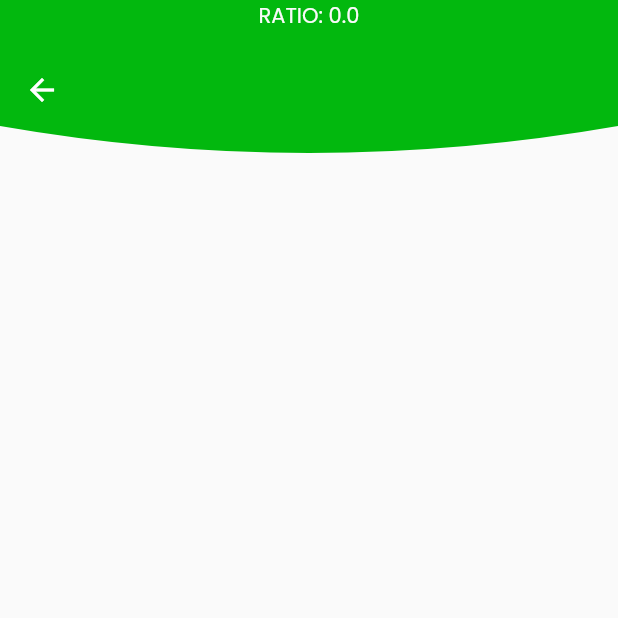
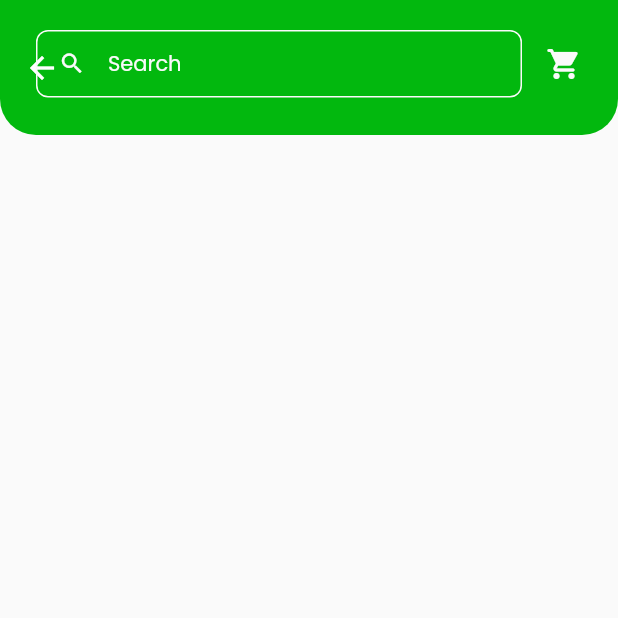
Before and after one commit to stanleymesa/segarbox_flutter, a Flutter app: the HomeView screen opened by its route, on a phone screen of 412 x 824 dp, the top half of it. Run offline on Flutter 3.47's test engine with Material 2 defaults, Android fonts, the phone set to English and light mode, and no system bars; our stand-ins replace get, google_fonts, lottie.

Commit message:
fading appbar 1.0

```diff
--- a/lib/app/modules/home/controllers/home_controller.dart
+++ b/lib/app/modules/home/controllers/home_controller.dart
@@ -1,5 +1,6 @@
 import 'package:flutter/material.dart';
 import 'package:get/get.dart';
+import 'package:segarbox_flutter/theme/theme.dart';
 import 'package:segarbox_flutter/utils/const.dart';
 
 class HomeController extends GetxController {
@@ -9,8 +10,12 @@ class HomeController extends GetxController {
   @override
   void onInit() {
     super.onInit();
+    systemBarColor(statusBarColor: green, navBarColor: defaultWhite);
     scrollC.addListener(() {
       ratio.value = scrollC.offset / (headerHeight - appBarHeight);
+      systemBarColor(
+          statusBarColor: (ratio.value <= 0.7) ? green : defaultWhite,
+          navBarColor: defaultWhite);
     });
   }
 
--- a/lib/app/modules/home/views/home_view.dart
+++ b/lib/app/modules/home/views/home_view.dart
@@ -16,40 +16,11 @@ class HomeView extends GetView<HomeController> {
             NestedScrollView(
               controller: controller.scrollC,
               headerSliverBuilder: (context, innerBoxIsScrolled) => <Widget>[
-                SliverAppBar(
-                  backgroundColor: Colors.transparent,
-                  toolbarHeight: headerHeight,
-                  flexibleSpace: FlexibleSpaceBar(
-                    background: ClipPath(
-                      clipper: Header(),
-                      child: Container(
-                        color: green,
-                      ),
-                    ),
-                  ),
-                ),
+                Header(),
               ],
               body: Container(),
             ),
-            Obx(
-              () => Container(
-                color: defaultWhite.withOpacity((controller.ratio.value <= 1.0)
-                    ? controller.ratio.value
-                    : 1.0),
-                child: Column(
-                  children: [
-                    Text(
-                      'RATIO: ${controller.ratio.value}',
-                      style: (controller.ratio.value <= 0.5)
-                          ? normalLight
-                          : normalDark,
-                    )
-                  ],
-                ),
-                height: appBarHeight,
-                width: Get.width,
-              ),
-            ),
+            MainAppBar(controller: controller),
           ],
         ),
       ),
@@ -57,19 +28,101 @@ class HomeView extends GetView<HomeController> {
   }
 }
 
-class Header extends CustomClipper<Path> {
-  @override
-  Path getClip(Size size) {
-    final Path path = Path()
-      ..lineTo(0, size.height - 36)
-      ..quadraticBezierTo(
-          size.width / 2, size.height, size.width, size.height - 36)
-      ..lineTo(size.width, 0)
-      ..close();
+class MainAppBar extends StatelessWidget {
+  const MainAppBar({
+    Key? key,
+    required this.controller,
+  }) : super(key: key);
 
-    return path;
-  }
+  final HomeController controller;
 
   @override
-  bool shouldReclip(covariant CustomClipper<Path> oldClipper) => false;
+  Widget build(BuildContext context) {
+    return Obx(
+      () => Container(
+          height: appBarHeight,
+          width: Get.width,
+          color: defaultWhite.withOpacity(
+              (controller.ratio.value <= 1.0) ? controller.ratio.value : 1.0),
+          child: Padding(
+            padding: const EdgeInsets.symmetric(horizontal: 24, vertical: 20),
+            child: Row(
+              children: [
+                Expanded(
+                  child: TextField(
+                    cursorColor:
+                        (controller.ratio.value <= 0.5) ? defaultWhite : black,
+                    style: (controller.ratio.value <= 0.5)
+                        ? normalLight
+                        : normalDark,
+                    decoration: InputDecoration(
+                      hintText: 'Search',
+                      hintStyle: (controller.ratio.value <= 0.5)
+                          ? normalLight
+                          : normalDark,
+                      prefixIcon: Icon(
+                        Icons.search,
+                        size: 18,
+                        color: (controller.ratio.value <= 0.5)
+                            ? defaultWhite
+                            : black,
+                      ),
+                      contentPadding: EdgeInsets.symmetric(horizontal: 0),
+                      focusedBorder: OutlineInputBorder(
+                        borderSide: BorderSide(
+                            color: (controller.ratio.value <= 0.5)
+                                ? defaultWhite
+                                : black),
+                        borderRadius: BorderRadius.all(
+                          Radius.circular(8),
+                        ),
+                      ),
+                      enabledBorder: OutlineInputBorder(
+                        borderSide: BorderSide(
+                            color: (controller.ratio.value <= 0.5)
+                                ? defaultWhite
+                                : black),
+                        borderRadius: BorderRadius.all(
+                          Radius.circular(8),
+                        ),
+                      ),
+                    ),
+                  ),
+                ),
+                SizedBox(
+                  width: 16,
+                ),
+                Icon(
+                  Icons.shopping_cart_rounded,
+                  color: (controller.ratio.value <= 0.5) ? defaultWhite : black,
+                )
+              ],
+            ),
+          )),
+    );
+  }
 }
+
+class Header extends StatelessWidget {
+  const Header({
+    Key? key,
+  }) : super(key: key);
+
+  @override
+  Widget build(BuildContext context) {
+    return SliverAppBar(
+      backgroundColor: Colors.transparent,
+      toolbarHeight: headerHeight,
+      flexibleSpace: FlexibleSpaceBar(
+        background: Container(
+          decoration: BoxDecoration(
+            color: green,
+            borderRadius: BorderRadius.only(
+                bottomLeft: Radius.circular(24),
+                bottomRight: Radius.circular(24)),
+          ),
+        ),
+      ),
+    );
+  }
+}
--- a/lib/app/modules/onboarding/controllers/onboarding_controller.dart
+++ b/lib/app/modules/onboarding/controllers/onboarding_controller.dart
@@ -1,6 +1,7 @@
 import 'package:flutter/material.dart';
 import 'package:get/get.dart';
 import 'package:segarbox_flutter/app/data/models/onboarding.dart';
+import 'package:segarbox_flutter/theme/theme.dart';
 
 class OnboardingController extends GetxController {
   final List<OnBoarding> onBoarding = [
@@ -27,6 +28,7 @@ class OnboardingController extends GetxController {
   @override
   void onInit() {
     super.onInit();
+    systemBarColor(navBarColor: defaultWhite);
   }
 
   @override
--- a/lib/app/modules/onboarding/views/onboarding_view.dart
+++ b/lib/app/modules/onboarding/views/onboarding_view.dart
@@ -45,7 +45,7 @@ class Skip extends StatelessWidget {
         onTap: () => Get.offAllNamed(Routes.HOME),
         child: Icon(
           Icons.double_arrow_rounded,
-          color: Colors.black87,
+          color: black,
         ),
       ),
     );
@@ -77,7 +77,7 @@ class Indicator extends StatelessWidget {
                 height: 8,
                 decoration: BoxDecoration(
                     color: (index == controller.currentPage.value)
-                        ? Colors.black87
+                        ? black
                         : Colors.grey,
                     borderRadius: BorderRadius.all(Radius.circular(8))),
               ),
--- a/lib/app/modules/splash/controllers/splash_controller.dart
+++ b/lib/app/modules/splash/controllers/splash_controller.dart
@@ -2,11 +2,13 @@ import 'dart:async';
 
 import 'package:get/get.dart';
 import 'package:segarbox_flutter/app/routes/app_pages.dart';
+import 'package:segarbox_flutter/theme/theme.dart';
 
 class SplashController extends GetxController {
   @override
   void onInit() {
     super.onInit();
+    systemBarColor(navBarColor: defaultWhite);
   }
 
   @override
--- a/lib/theme/theme.dart
+++ b/lib/theme/theme.dart
@@ -1,3 +1,4 @@
+import 'package:flutter/services.dart';
 import 'package:google_fonts/google_fonts.dart';
 import 'package:flutter/material.dart';
 
@@ -30,3 +31,17 @@ TextStyle normalBold = GoogleFonts.poppins().copyWith(
   fontStyle: FontStyle.normal,
   fontSize: 14,
 );
+
+void systemBarColor(
+    {Color statusBarColor = Colors.transparent,
+    Color navBarColor = Colors.white}) {
+  SystemChrome.setSystemUIOverlayStyle(
+    SystemUiOverlayStyle(
+        statusBarColor: statusBarColor,
+        systemNavigationBarColor: navBarColor,
+        systemNavigationBarIconBrightness:
+            (navBarColor == Colors.white || navBarColor == defaultWhite)
+                ? Brightness.dark
+                : Brightness.light),
+  );
+}
--- a/lib/utils/const.dart
+++ b/lib/utils/const.dart
@@ -1,2 +1,2 @@
-const double headerHeight = 120;
-const double appBarHeight = 75;
+const double headerHeight = 90;
+const double appBarHeight = 85;
--- a/pubspec.yaml
+++ b/pubspec.yaml
@@ -12,6 +12,7 @@ dependencies:
     sdk: flutter
   lottie: ^1.4.3
   google_fonts: ^3.0.1
+  colorful_safe_area: ^0.3.0
 
 dev_dependencies:
   flutter_lints: ^2.0.0
```
Also changed, not shown: pubspec.lock.
